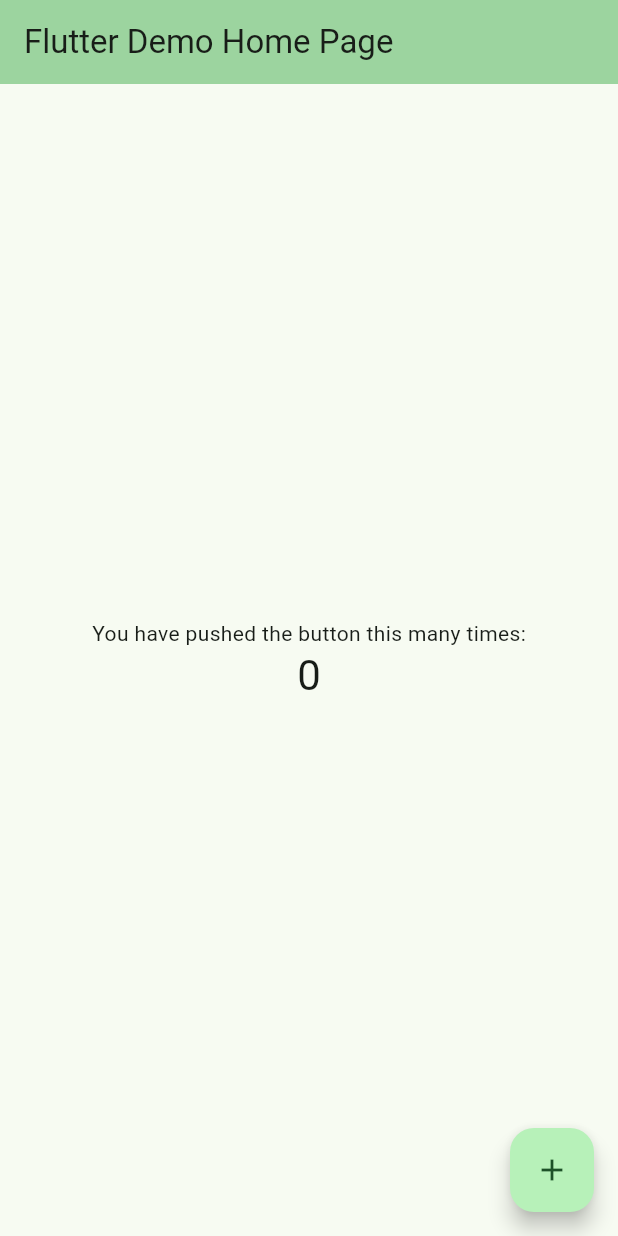
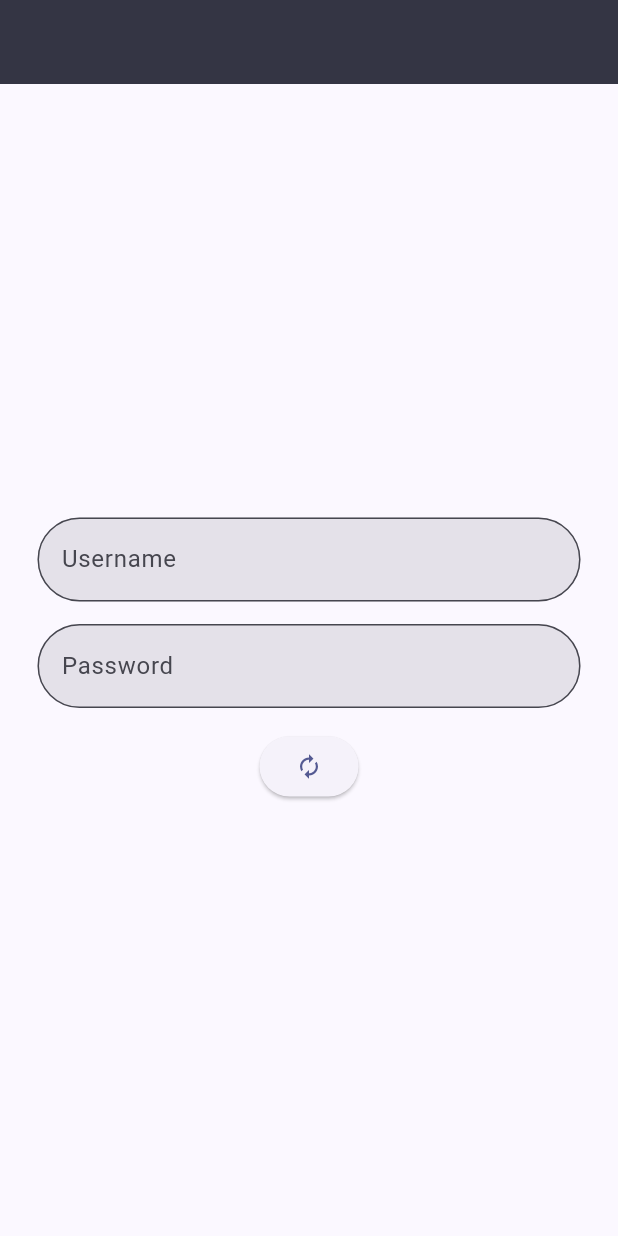
Before and after one commit to SirOtaiv/Mobile-Flutter-Faculdade, a Flutter app: the screen it shows after launch, on a phone screen of 412 x 824 dp. Run offline on Flutter 3.47's test engine with Material 2 defaults, Android fonts, the phone set to English and light mode, and no system bars.

Commit message:
Criação da tela inicial / Login

```diff
--- a/Trabalho N1/dibeats/lib/main.dart
+++ b/Trabalho N1/dibeats/lib/main.dart
@@ -28,10 +28,13 @@
         //
         // This works for code too, not just values: Most code changes can be
         // tested with just a hot reload.
-        colorScheme: ColorScheme.fromSeed(seedColor: const Color.fromARGB(255, 8, 194, 85)),
+        colorScheme: ColorScheme.fromSeed(
+          seedColor: const Color.fromARGB(255, 52, 53, 68),
+          background: const Color.fromARGB(255, 52, 53, 68),
+          ),
         useMaterial3: true,
       ),
-      home: const MyHomePage(title: 'Flutter Demo Home Page'),
+      home: const MyHomePage(title: "",),
     );
   }
 }
@@ -39,14 +42,6 @@
 class MyHomePage extends StatefulWidget {
   const MyHomePage({super.key, required this.title});
 
-  // This widget is the home page of your application. It is stateful, meaning
-  // that it has a State object (defined below) that contains fields that affect
-  // how it looks.
-
-  // This class is the configuration for the state. It holds the values (in this
-  // case the title) provided by the parent (in this case the App widget) and
-  // used by the build method of the State. Fields in a Widget subclass are
-  // always marked "final".
 
   final String title;
 
@@ -55,18 +50,6 @@
 }
 
 class _MyHomePageState extends State<MyHomePage> {
-  int _counter = 0;
-
-  void _incrementCounter() {
-    setState(() {
-      // This call to setState tells the Flutter framework that something has
-      // changed in this State, which causes it to rerun the build method below
-      // so that the display can reflect the updated values. If we changed
-      // _counter without calling setState(), then the build method would not be
-      // called again, and so nothing would appear to happen.
-      _counter++;
-    });
-  }
 
   @override
   Widget build(BuildContext context) {
@@ -81,45 +64,26 @@
         // TRY THIS: Try changing the color here to a specific color (to
         // Colors.amber, perhaps?) and trigger a hot reload to see the AppBar
         // change color while the other colors stay the same.
-        backgroundColor: Theme.of(context).colorScheme.inversePrimary,
-        // Here we take the value from the MyHomePage object that was created by
-        // the App.build method, and use it to set our appbar title.
-        title: Text(widget.title),
+        backgroundColor: Theme.of(context).colorScheme.background,
       ),
-      body: Center(
-        // Center is a layout widget. It takes a single child and positions it
-        // in the middle of the parent.
-        child: Column(
-          // Column is also a layout widget. It takes a list of children and
-          // arranges them vertically. By default, it sizes itself to fit its
-          // children horizontally, and tries to be as tall as its parent.
-          //
-          // Column has various properties to control how it sizes itself and
-          // how it positions its children. Here we use mainAxisAlignment to
-          // center the children vertically; the main axis here is the vertical
-          // axis because Columns are vertical (the cross axis would be
-          // horizontal).
-          //
-          // TRY THIS: Invoke "debug painting" (choose the "Toggle Debug Paint"
-          // action in the IDE, or press "p" in the console), to see the
-          // wireframe for each widget.
-          mainAxisAlignment: MainAxisAlignment.center,
-          children: <Widget>[
-            const Text(
-              'You have pushed the button this many times:',
-            ),
-            Text(
-              '$_counter',
-              style: Theme.of(context).textTheme.headlineMedium,
-            ),
-          ],
+      body:
+      Padding(padding: const EdgeInsets.all(25.0), child:
+        Center(
+          child: Column(
+
+            mainAxisAlignment: MainAxisAlignment.center,
+            children: <Widget>[
+              const TextField(decoration: InputDecoration( filled: true, labelText: "Username",border: OutlineInputBorder(borderRadius: BorderRadius.all(Radius.circular(50))) ),),
+              const SizedBox(height: 15.0,),
+              const TextField(decoration: InputDecoration( filled: true, labelText: "Password", border: OutlineInputBorder(borderRadius: BorderRadius.all(Radius.circular(50))),),),
+              const SizedBox(height: 15.0,),
+              ElevatedButton(onPressed: () => setState(() {
+                print("Ola");
+              }), child: const Icon(Icons.autorenew)),
+            ],
+          ),
         ),
       ),
-      floatingActionButton: FloatingActionButton(
-        onPressed: _incrementCounter,
-        tooltip: 'Increment',
-        child: const Icon(Icons.add),
-      ), // This trailing comma makes auto-formatting nicer for build methods.
     );
   }
 }
```
